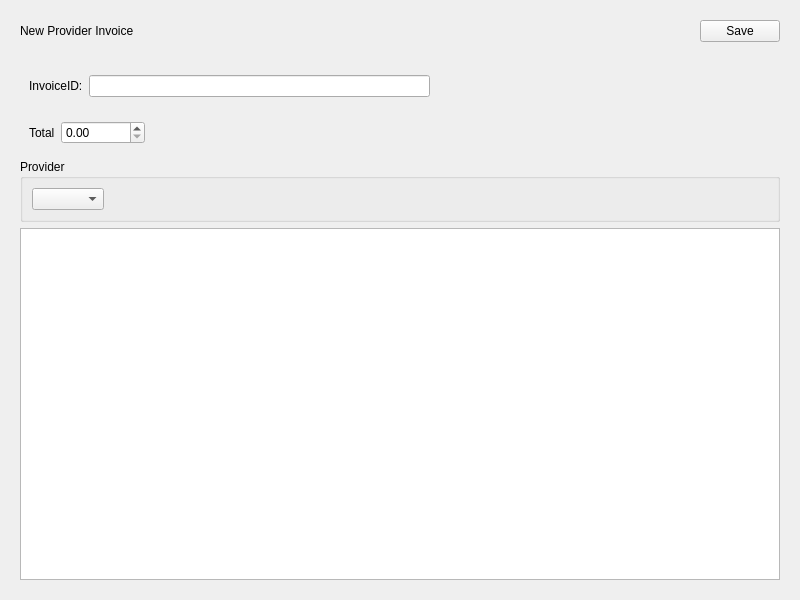
This is penyamanager/admin/newproviderinvoiceview.ui in eguzki/penyamanager as Qt 5 draws it before an edit. The edited form follows.
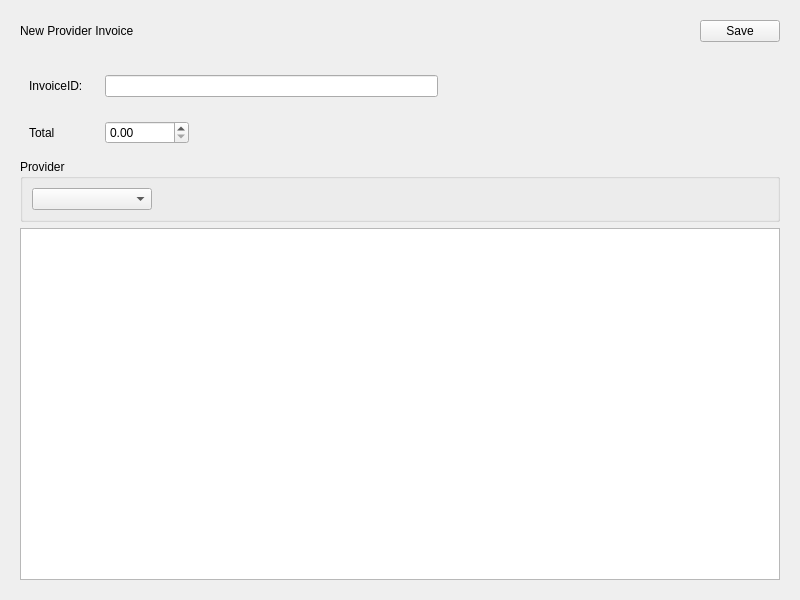
This is the edited form.

```diff
--- a/penyamanager/admin/newproviderinvoiceview.ui
+++ b/penyamanager/admin/newproviderinvoiceview.ui
@@ -103,6 +103,12 @@
         <layout class="QHBoxLayout" name="horizontalLayout_5">
          <item>
           <widget class="QLabel" name="invoiceabel">
+           <property name="minimumSize">
+            <size>
+             <width>70</width>
+             <height>0</height>
+            </size>
+           </property>
            <property name="text">
             <string>InvoiceID:</string>
            </property>
@@ -132,6 +138,12 @@
         <layout class="QHBoxLayout" name="horizontalLayout_7">
          <item>
           <widget class="QLabel" name="totalLabel">
+           <property name="minimumSize">
+            <size>
+             <width>70</width>
+             <height>0</height>
+            </size>
+           </property>
            <property name="text">
             <string>Total</string>
            </property>
@@ -167,7 +179,14 @@
         </property>
         <layout class="QHBoxLayout" name="horizontalLayout_8">
          <item>
-          <widget class="QComboBox" name="providerComboBox"/>
+          <widget class="QComboBox" name="providerComboBox">
+           <property name="minimumSize">
+            <size>
+             <width>120</width>
+             <height>0</height>
+            </size>
+           </property>
+          </widget>
          </item>
          <item>
           <spacer name="horizontalSpacer_7">
```
